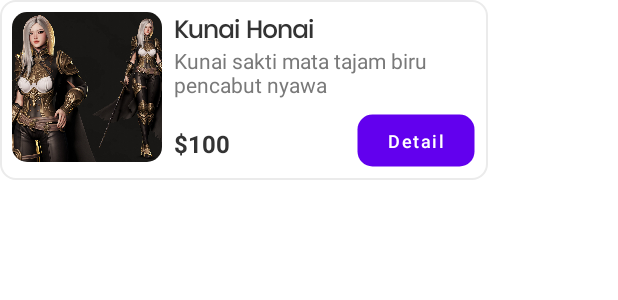
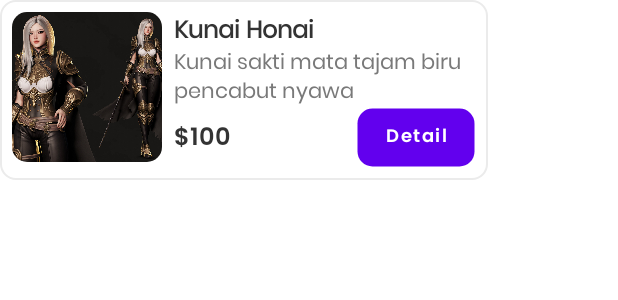
Before and after one commit to jasonchrism/AXForAsset, an Android app: the layout item_card.xml on its own in the app's theme, with its tools: preview values and no code run, on a phone screen of 412 x 824 dp. Shown: the top 300 px of the screen. Run offline under Robolectric (Android 15) with nearby library versions, the light colour scheme and no system bars.

Commit message:
fix: change font

```diff
--- a/app/src/main/res/layout/activity_home.xml
+++ b/app/src/main/res/layout/activity_home.xml
@@ -46,6 +46,7 @@
         android:textSize="24sp"
         android:layout_marginStart="24dp"
         android:textColor="@color/black"
+        android:fontFamily="@font/poppins_semibold"
         />
     <TextView
         android:id="@+id/tvGreeting2"
@@ -58,6 +59,7 @@
         android:layout_marginTop="4dp"
         android:layout_marginBottom="16dp"
         android:textColor="@color/black"
+        android:fontFamily="@font/poppins_semibold"
         />
 
     <androidx.viewpager2.widget.ViewPager2
@@ -86,7 +88,8 @@
             android:textSize="18sp"
             android:layout_alignParentStart="true"
             android:textColor="@color/black"
-            android:paddingStart="24dp"/>
+            android:paddingStart="24dp"
+            android:fontFamily="@font/poppins_semibold"/>
 
         <TextView
             android:id="@+id/text_view_more"
@@ -97,6 +100,7 @@
             android:textSize="16sp"
             android:layout_alignParentEnd="true"
             android:paddingEnd="24dp"
+            android:fontFamily="@font/poppins"
             />
     </RelativeLayout>
 
--- a/app/src/main/res/layout/item_card.xml
+++ b/app/src/main/res/layout/item_card.xml
@@ -41,7 +41,8 @@
         android:text="Kunai sakti mata tajam biru pencabut nyawa"
         android:textSize="14sp"
         android:layout_marginBottom="2dp"
-        android:textColor="#797979"/>
+        android:textColor="#797979"
+        android:fontFamily="@font/poppins"/>
 
     <!-- Price TextView -->
 
@@ -57,14 +58,15 @@
         android:text="$100"
         android:textColor="@color/black"
         android:textSize="16sp"
-        android:textStyle="bold" />
+        android:textStyle="bold"
+        android:fontFamily="@font/poppins_semibold"/>
 
     <Button
         android:id="@+id/item_detail_button"
         android:layout_width="wrap_content"
         android:layout_height="wrap_content"
         android:minWidth="80dp"
-        android:minHeight="25dp"
+        android:minHeight="18dp"
         android:layout_alignParentBottom="true"
         android:layout_alignParentEnd="true"
         android:background="@drawable/button_background"
@@ -72,6 +74,7 @@
         android:textColor="@android:color/white"
         android:textAllCaps="false"
         android:gravity="center"
-        android:textSize="12sp"/>
+        android:textSize="12sp"
+        android:fontFamily="@font/poppins_semibold"/>
 
 </RelativeLayout>
```
